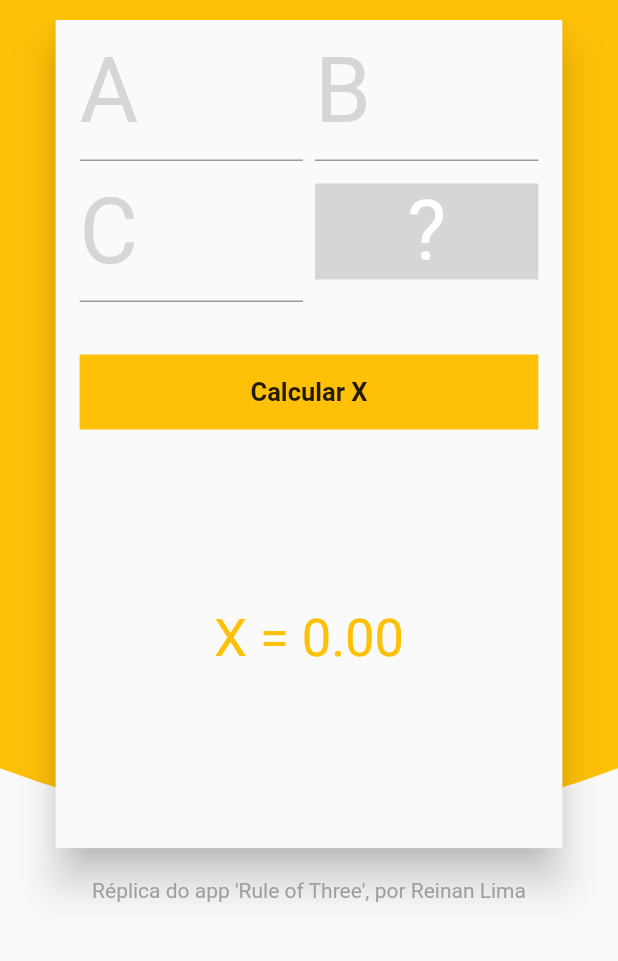
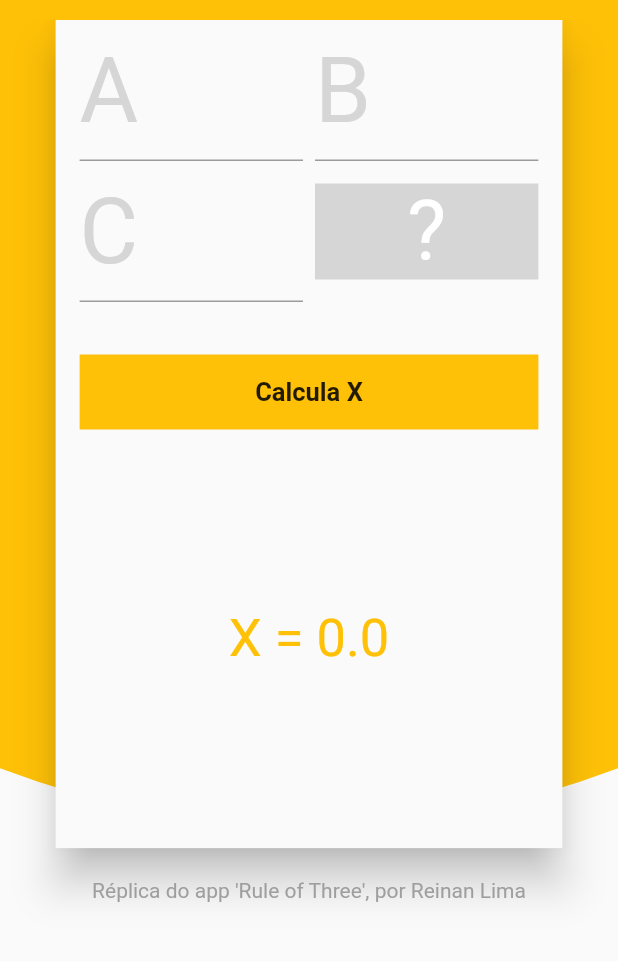
Before and after one commit to rein4nl1m/regra_de_tres, a Flutter app: the screen it shows after launch, on a phone screen of 412 x 824 dp, the part 64-1025 px from its top. Run offline on Flutter 3.47's test engine with Material 2 defaults, Android fonts, the phone set to English and light mode, and no system bars.

Commit message:
Refacty de widgets e home page

```diff
--- a/lib/pages/home_page.dart
+++ b/lib/pages/home_page.dart
@@ -1,4 +1,7 @@
 import 'package:flutter/material.dart';
+import 'package:regra_de_tres/widgets/custom_drawer.dart';
+import 'package:regra_de_tres/widgets/custom_raised_button.dart';
+import 'package:regra_de_tres/widgets/custom_text_form_field.dart';
 
 class HomePage extends StatefulWidget {
   final String tittle;
@@ -58,35 +61,9 @@ class _HomePageState extends State<HomePage> {
           )
         ],
       ),
-      drawer: Drawer(
-        child: Column(
-          children: <Widget>[
-            Container(
-              height: MediaQuery.of(context).padding.top + 10,
-            ),
-            Text(
-              "Histórico",
-              style: TextStyle(
-                fontSize: 20,
-                fontWeight: FontWeight.bold,
-              ),
-            ),
-            Divider(),
-            Expanded(
-              child: Padding(
-                padding: const EdgeInsets.only(left: 10.0),
-                child: ListView.builder(
-                  itemCount: resultados.length,
-                  itemBuilder: (context, index) {
-                    return resultados.length > 0
-                        ? Text(resultados[index])
-                        : Text("");
-                  },
-                ),
-              ),
-            ),
-          ],
-        ),
+      drawer: CustomDrawer(
+        titulo: "Histórico",
+        resultados: resultados,
       ),
       body: SingleChildScrollView(
         child: Stack(
@@ -117,20 +94,29 @@ class _HomePageState extends State<HomePage> {
                             Row(
                               children: <Widget>[
                                 Expanded(
-                                  child: customTextField("A", _aController),
+                                  child: CustomTextFormField(
+                                    controller: _aController,
+                                    hint: "A",
+                                  ),
                                 ),
                                 SizedBox(
                                   width: 8,
                                 ),
                                 Expanded(
-                                  child: customTextField("B", _bController),
+                                  child: CustomTextFormField(
+                                    controller: _bController,
+                                    hint: "B",
+                                  ),
                                 ),
                               ],
                             ),
                             Row(
                               children: <Widget>[
                                 Expanded(
-                                  child: customTextField("C", _cController),
+                                  child: CustomTextFormField(
+                                    controller: _cController,
+                                    hint: "C",
+                                  ),
                                 ),
                                 SizedBox(
                                   width: 8,
@@ -158,33 +144,21 @@ class _HomePageState extends State<HomePage> {
                             Row(
                               children: <Widget>[
                                 Expanded(
-                                    child: Material(
-                                  color: Theme.of(context).primaryColor,
-                                  child: InkWell(
-                                    child: Container(
-                                      height: 50,
-                                      alignment: Alignment.center,
-                                      child: Text(
-                                        "Calcular X",
-                                        style: TextStyle(
-                                          fontSize: 17,
-                                          fontWeight: FontWeight.bold,
-                                        ),
-                                      ),
-                                    ),
-                                    onTap: () {
+                                  child: CustomRaisedButton(
+                                    function: () {
                                       if (_formKey.currentState.validate()) {
                                         calculaX();
                                       }
                                     },
+                                    text: "Calcula X",
                                   ),
-                                ))
+                                ),
                               ],
                             ),
                             Expanded(
                               child: Center(
                                 child: Text(
-                                  "X = ${total.toStringAsFixed(2)}",
+                                  "X = ${total.toStringAsFixed(1)}",
                                   style: TextStyle(
                                     color: Theme.of(context).primaryColor,
                                     fontSize: 35,
@@ -215,29 +189,6 @@ class _HomePageState extends State<HomePage> {
   }
 }
 
-Widget customTextField(String hint, TextEditingController controller) {
-  return TextFormField(
-    controller: controller,
-    keyboardType: TextInputType.number,
-    decoration: InputDecoration(
-      hintText: hint,
-      hintStyle: TextStyle(
-        color: Colors.grey[350],
-        fontSize: 60,
-      ),
-    ),
-    style: TextStyle(
-      fontSize: 50,
-    ),
-    validator: (value) {
-      if (value.isEmpty || value == 0.0) {
-        return "Inserir Dado";
-      }
-      return null;
-    },
-  );
-}
-
 class MyClipper extends CustomClipper<Path> {
   @override
   Path getClip(Size size) {
--- /dev/null
+++ b/lib/widgets/custom_drawer.dart
@@ -0,0 +1,42 @@
+import 'package:flutter/material.dart';
+
+class CustomDrawer extends StatelessWidget {
+  final List resultados;
+  final String titulo;
+
+  const CustomDrawer({Key key, this.resultados, this.titulo}) : super(key: key);
+
+  @override
+  Widget build(BuildContext context) {
+    return Drawer(
+      child: Column(
+        children: <Widget>[
+          Container(
+            height: MediaQuery.of(context).padding.top + 10,
+          ),
+          Text(
+            titulo,
+            style: TextStyle(
+              fontSize: 20,
+              fontWeight: FontWeight.bold,
+            ),
+          ),
+          Divider(),
+          Expanded(
+            child: Padding(
+              padding: const EdgeInsets.only(left: 10.0),
+              child: ListView.builder(
+                itemCount: resultados.length,
+                itemBuilder: (context, index) {
+                  return resultados.length > 0
+                      ? Text(resultados[index])
+                      : Text("");
+                },
+              ),
+            ),
+          ),
+        ],
+      ),
+    );
+  }
+}
--- /dev/null
+++ b/lib/widgets/custom_raised_button.dart
@@ -0,0 +1,30 @@
+import 'package:flutter/material.dart';
+
+class CustomRaisedButton extends StatelessWidget {
+  final String text;
+  final Function function;
+
+  const CustomRaisedButton({Key key, this.text, this.function})
+      : super(key: key);
+
+  @override
+  Widget build(BuildContext context) {
+    return Material(
+      color: Theme.of(context).primaryColor,
+      child: InkWell(
+        child: Container(
+          height: 50,
+          alignment: Alignment.center,
+          child: Text(
+            text,
+            style: TextStyle(
+              fontSize: 17,
+              fontWeight: FontWeight.bold,
+            ),
+          ),
+        ),
+        onTap: function,
+      ),
+    );
+  }
+}
--- /dev/null
+++ b/lib/widgets/custom_text_form_field.dart
@@ -0,0 +1,39 @@
+import 'package:flutter/material.dart';
+
+class CustomTextFormField extends StatefulWidget {
+  final TextEditingController controller;
+  final String hint;
+
+  CustomTextFormField({Key key, this.controller, this.hint}) : super(key: key);
+
+  @override
+  _CustomTextFormFieldState createState() => _CustomTextFormFieldState();
+}
+
+class _CustomTextFormFieldState extends State<CustomTextFormField> {
+  String mensagem = "Inserir Dados";
+
+  @override
+  Widget build(BuildContext context) {
+    return TextFormField(
+      controller: widget.controller,
+      keyboardType: TextInputType.number,
+      decoration: InputDecoration(
+        hintText: widget.hint,
+        hintStyle: TextStyle(
+          color: Colors.grey[350],
+          fontSize: 60,
+        ),
+      ),
+      style: TextStyle(
+        fontSize: 50,
+      ),
+      validator: (value) {
+        if (value.isEmpty || double.parse(value) == 0.0) {
+          return mensagem;
+        }
+        return null;
+      },
+    );
+  }
+}
```
